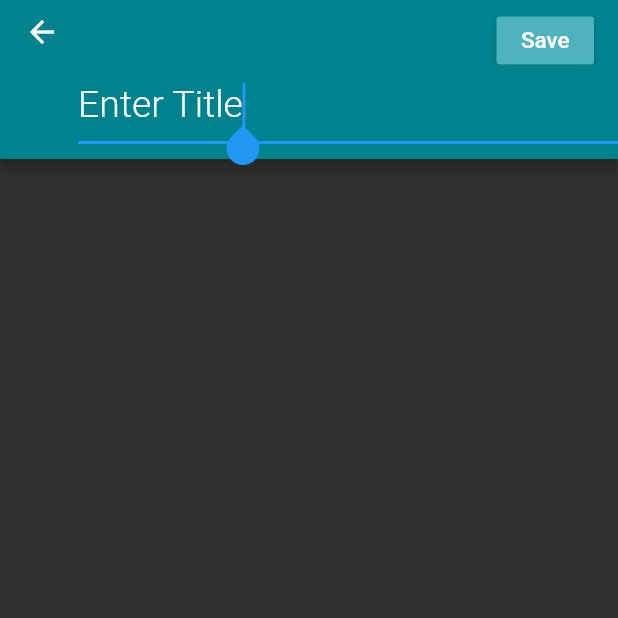
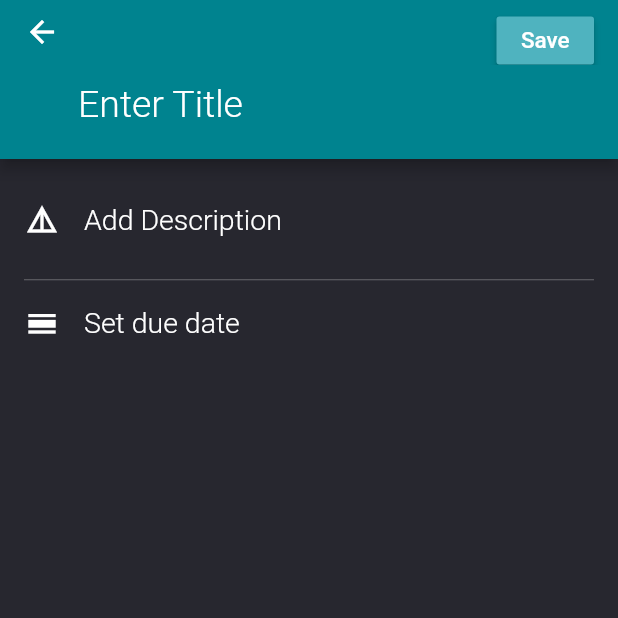
Before and after one commit to Tobolov/np-time, a Flutter app: the TaskMutation screen opened by its route, on a phone screen of 412 x 824 dp, the top half of it. Run offline on Flutter 3.47's test engine with Material 2 defaults, Android fonts, the phone set to English and light mode, and no system bars; our stand-ins replace rxdart, sqflite; accounts and stored records are empty; Roboto replaces fonts that are missing (RobotoCondensed).

Commit message:
Added Description and DueDate

```diff
--- a/lib/main.dart
+++ b/lib/main.dart
@@ -20,7 +20,8 @@ class MyApp extends StatelessWidget {
           brightness: Brightness.dark,
           accentColor: const Color(0xFF00838F),
           primaryColor: const Color(0xFF00838F),
-          backgroundColor: const Color(0xFF27272F),
+          backgroundColor: const Color(0xFF00838F),
+          scaffoldBackgroundColor: const Color(0xFF27272F),
         ),
         routes: {
           '/': (BuildContext context) => HomeWrapper(),
--- a/lib/models/task.dart
+++ b/lib/models/task.dart
@@ -34,6 +34,17 @@ class Task {
     this.subtasks = const <Subtask>[],
   });
 
+  static Task get template => Task(
+        description: null,
+        dueDate: null,
+        notification: null,
+        repeatCycle: null,
+        repeatStartDate: null,
+        title: null,
+        deleted: false,
+        subtasks: <Subtask>[],
+      );
+
   factory Task.fromMap(Map<String, dynamic> json) => new Task(
         id: json['id'],
         title: json['title'],
@@ -43,7 +54,8 @@ class Task {
         repeatStartDate: DateTime.parse(json['repeatStartDate']),
         repeatCycle: json['repeatCycle'],
         notification: json['notification'].toString().split(','),
-        subtasks: new List<Subtask>.from((json['subtasks'] ?? <Subtask>[]).map((subtask) => Subtask.fromMap(subtask))),
+        subtasks: new List<Subtask>.from(
+            (json['subtasks'] ?? <Subtask>[]).map((subtask) => Subtask.fromMap(subtask))),
       );
 
   Map<String, dynamic> toMap() => {
--- a/lib/pages/task_mutation/task_mutation.dart
+++ b/lib/pages/task_mutation/task_mutation.dart
@@ -1,18 +1,26 @@
 import 'package:flutter/material.dart';
+import 'package:np_time/models/task.dart';
 import 'package:np_time/theme.dart';
+import 'package:intl/intl.dart';
 
-class TaskMutation extends StatelessWidget {
+class TaskMutation extends StatefulWidget {
+  @override
+  State<StatefulWidget> createState() {
+    return _TaskMutationState();
+  }
+}
+
+class _TaskMutationState extends State<TaskMutation> {
+  final Task _task = Task.template;
+
   @override
   Widget build(BuildContext context) {
-    return DefaultTabController(
-      length: 3,
-      child: Scaffold(
-        appBar: AppBar(
-          bottom: _buildTitleField(context),
-          actions: _buildAppBarActions(context),
-        ),
-        body: _buildBody(context),
+    return Scaffold(
+      appBar: AppBar(
+        bottom: _buildTitleField(context),
+        actions: _buildAppBarActions(context),
       ),
+      body: _buildBody(context),
     );
   }
 
@@ -25,12 +33,14 @@ class TaskMutation extends StatelessWidget {
             bottom: 10,
           ),
           child: TextFormField(
-            autofocus: true,
-            initialValue: 'Enter Title',
+            initialValue: _task.title ?? 'Enter Title',
             style: TextStyle(
               fontSize: 25,
               fontFamily: 'RobotoCondensed',
               fontWeight: FontWeight.w300,
+            ),
+            decoration: InputDecoration(
+              border: InputBorder.none,
             ),
           ),
         ));
@@ -60,6 +70,93 @@ class TaskMutation extends StatelessWidget {
   }
 
   Widget _buildBody(BuildContext context) {
-    return Container();
+    return ListView(
+      children: <Widget>[
+        _buildDescriptionRow(context),
+        _buildDivider(context),
+        _buildDueDateRow(context),
+      ],
+    );
+  }
+
+  Widget _buildDescriptionRow(BuildContext context) {
+    return Container(
+      margin: EdgeInsets.all(16),
+      child: Row(
+        children: <Widget>[
+          Container(
+            margin: EdgeInsets.only(right: 16),
+            child: Icon(Icons.details),
+          ),
+          Expanded(
+            child: TextFormField(
+              initialValue: _task.description ?? 'Add Description',
+              style: _buildTextStyle(context),
+              decoration: InputDecoration(
+                border: InputBorder.none,
+              ),
+            ),
+          ),
+        ],
+      ),
+    );
+  }
+
+  Widget _buildDueDateRow(BuildContext context) {
+    return Container(
+      margin: EdgeInsets.all(16),
+      child: Row(
+        children: <Widget>[
+          Container(
+            margin: EdgeInsets.only(right: 16),
+            child: Icon(Icons.calendar_view_day),
+          ),
+          Expanded(
+            child: GestureDetector(
+              child: Text(
+                _task.dueDate != null
+                    ? DateFormat('EEE, d MMM yyyy').format(_task.dueDate.toLocal())
+                    : 'Set due date',
+                style: _buildTextStyle(context),
+              ),
+              onTap: () => _selectDate(context),
+            ),
+          ),
+        ],
+      ),
+    );
+  }
+
+  TextStyle _buildTextStyle(BuildContext context) {
+    return TextStyle(
+      fontSize: 19,
+      fontFamily: 'RobotoCondensed',
+      fontWeight: FontWeight.w300,
+      color: CustomTheme.textPrimary,
+    );
+  }
+
+  Widget _buildDivider(BuildContext context) {
+    return Container(
+      margin: EdgeInsets.symmetric(horizontal: 16),
+      child: Divider(
+        height: 1,
+        color: CustomTheme.textDisabled,
+      ),
+    );
+  }
+
+  Future<Null> _selectDate(BuildContext context) async {
+    final DateTime picked = await showDatePicker(
+      context: context,
+      initialDate: _task.dueDate ?? DateTime.now().add(Duration(days: 1)),
+      firstDate: DateTime.now(),
+      lastDate: DateTime(2101),
+    );
+    if (picked != null && picked != _task.dueDate) {
+      setState(() {
+        _task.dueDate = picked;
+      });
+    }
   }
 }
--- a/pubspec.yaml
+++ b/pubspec.yaml
@@ -26,6 +26,8 @@ dependencies:
   rxdart: 0.22.0
   sqflite: any
   path_provider: any
+  intl: 0.15.8
+
 
 
 
```
Also changed, not shown: pubspec.lock. Lines whose indentation alone changed are shown as unchanged.
